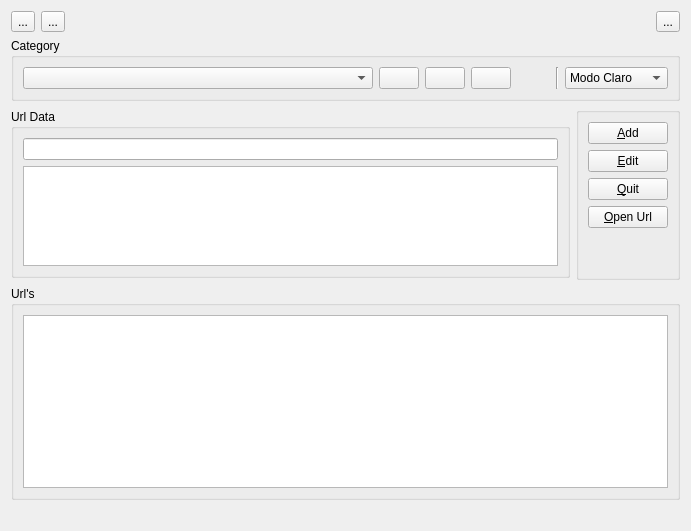
First picture: the form in widget.ui, repository lincolningaroca/xxxApp, before the edit.
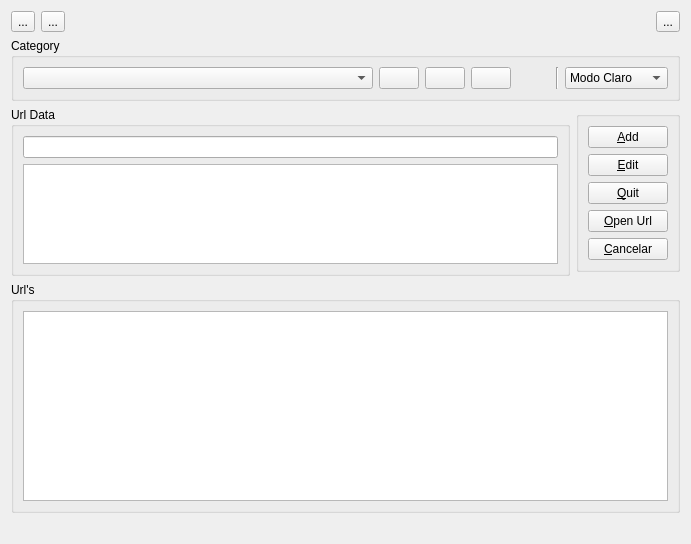
Second picture: the form after the edit. Icons and pictures are not drawn.

Commit message: The cancel button was added, to control the cancellation of the update url action.

```diff
--- a/widget.ui
+++ b/widget.ui
@@ -7,7 +7,7 @@
     <x>0</x>
     <y>0</y>
     <width>691</width>
-    <height>531</height>
+    <height>544</height>
    </rect>
   </property>
   <property name="windowTitle">
@@ -317,17 +317,11 @@
          </widget>
         </item>
         <item>
-         <spacer name="verticalSpacer">
-          <property name="orientation">
-           <enum>Qt::Vertical</enum>
+         <widget class="QPushButton" name="btnCancel">
+          <property name="text">
+           <string>&amp;Cancelar</string>
           </property>
-          <property name="sizeHint" stdset="0">
-           <size>
-            <width>20</width>
-            <height>40</height>
-           </size>
-          </property>
-         </spacer>
+         </widget>
         </item>
        </layout>
       </widget>
```
